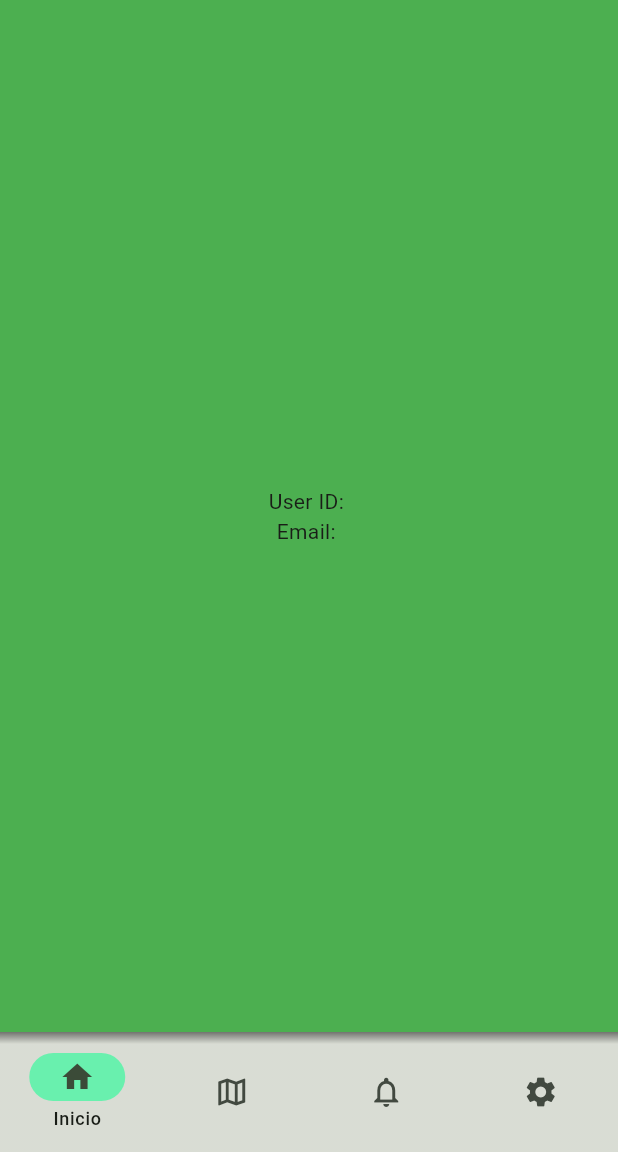
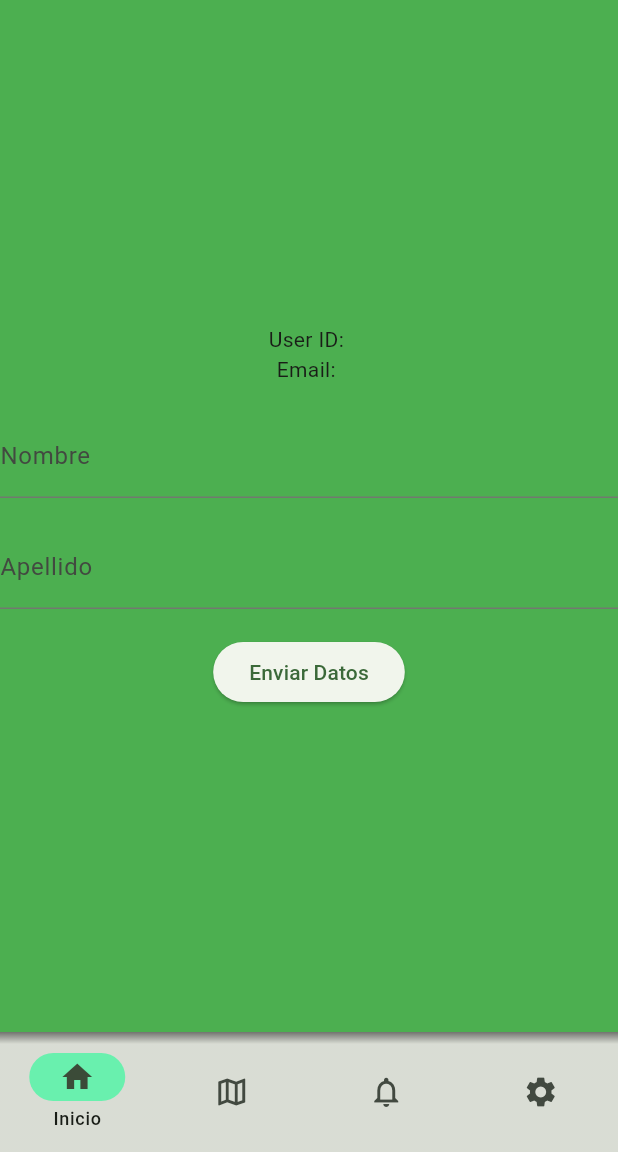
Before and after one commit to marcapaginas/petalert, a Flutter app: the screen it shows once a user with an empty profile is signed in, on a phone screen of 412 x 824 dp, the part 84-1236 px from its top. Run offline on Flutter 3.47's test engine with Material 3 defaults, Android fonts, the phone set to English and light mode, and no system bars; our stand-ins replace awesome_notifications, bloc, flutter_bloc, flutter_dotenv, flutter_map, geolocator and 4 more; missing offline and left inert: flutter_map_animations, flutter_map_geojson, mongo_dart; accounts and stored records are empty.

Commit message:
datos usuario

```diff
--- a/lib/pages/first_page.dart
+++ b/lib/pages/first_page.dart
@@ -11,6 +11,10 @@ class FirstPage extends StatefulWidget {
 final supabase = Supabase.instance.client;
 
 class _FirstPageState extends State<FirstPage> {
+  late final TextEditingController _nombreController = TextEditingController();
+  late final TextEditingController _apellidosController =
+      TextEditingController();
+
   @override
   Widget build(BuildContext context) {
     return Scaffold(
@@ -21,9 +25,60 @@ class _FirstPageState extends State<FirstPage> {
           children: [
             Text('User ID: ${supabase.auth.currentUser!.id}'),
             Text('Email: ${supabase.auth.currentUser!.email}'),
+            const SizedBox(height: 20),
+            TextFormField(
+              controller: _nombreController,
+              decoration: const InputDecoration(labelText: 'Nombre'),
+            ),
+            const SizedBox(height: 18),
+            TextFormField(
+              controller: _apellidosController,
+              decoration: const InputDecoration(labelText: 'Apellido'),
+            ),
+            const SizedBox(height: 18),
+            ElevatedButton(
+                onPressed: _enviarDatosUsuario,
+                child: const Text('Enviar Datos'))
           ],
         ),
       ),
     );
   }
+
+  void _enviarDatosUsuario() async {
+    final nombre = _nombreController.text;
+    final apellidos = _apellidosController.text;
+
+    if (nombre.isEmpty || apellidos.isEmpty) {
+      return;
+    }
+
+    final user = supabase.auth.currentUser;
+    if (user == null) {
+      return;
+    }
+
+    final data = {
+      'user_id': user.id,
+      'nombre': nombre,
+      'apellidos': apellidos,
+    };
+
+    final response =
+        await supabase.from('users').select().eq('user_id', user.id);
+
+    if (response.isNotEmpty) {
+      // Si existe un registro con el user_id dado, actualiza ese registro.
+      await supabase.from('users').update(data).eq('user_id', user.id);
+    } else {
+      // Si no existe un registro con el user_id dado, inserta un nuevo registro.
+      await supabase.from('users').insert(data);
+    }
+
+    ScaffoldMessenger.of(context).showSnackBar(
+      const SnackBar(
+        content: Text('Datos guardados correctamente'),
+      ),
+    );
+  }
 }
--- a/lib/pages/login_page.dart
+++ b/lib/pages/login_page.dart
@@ -58,8 +58,6 @@ class _LoginPageState extends State<LoginPage> {
       if (_redirecting) return;
       final session = data.session;
       if (session != null) {
-        //print(session);
-
         _redirecting = true;
         Navigator.of(context).pushReplacementNamed('/homepage');
       }
```
